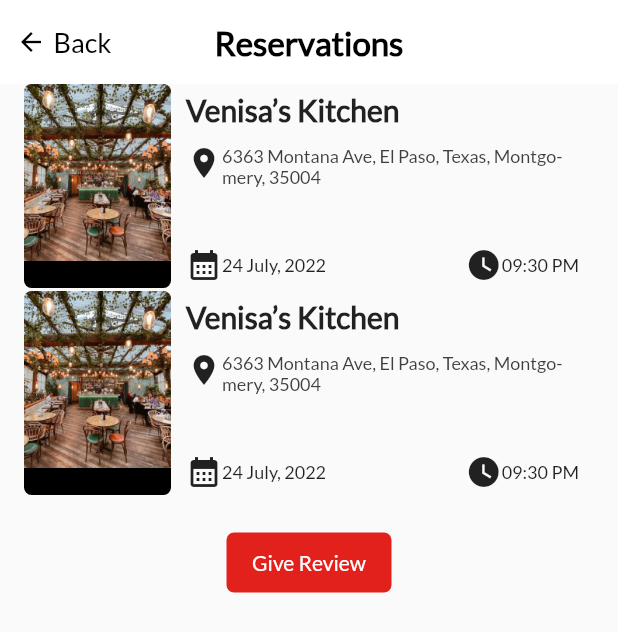
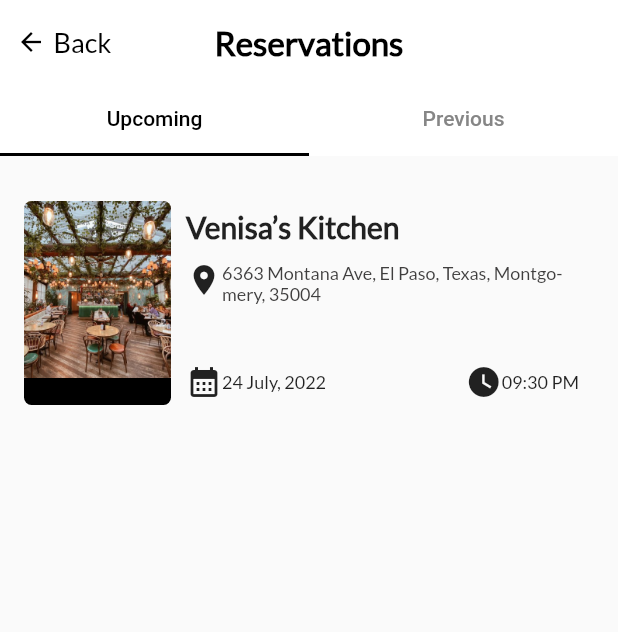
Before and after one commit to anilabansal/TableBooking, a Flutter app: the screen it shows after launch, on a phone screen of 412 x 824 dp. Shown: the top 632 px of the screen. Run offline on Flutter 3.47's test engine with Material 2 defaults, Android fonts, the phone set to English and light mode, and no system bars; our stand-ins replace flutter_rating_bar, flutter_toggle_tab, get, pinput; missing offline and left inert: country_phone_code_picker.

Commit message:
NEW RESERVATION SCREEN

```diff
--- /dev/null
+++ b/lib/controller/reservation/reservation_controller.dart
@@ -0,0 +1,24 @@
+import 'package:flutter/material.dart';
+import 'package:get/get.dart';
+
+class ReservationController extends GetxController
+    with SingleGetTickerProviderMixin {
+  late TabController tabController;
+  final myTabs = [
+    Tab(
+      // child: Container(
+      //   height: 56,
+      //   width: 156,
+      //   color: Colors.black,
+      // ),
+      text: 'Upcoming',
+    ),
+    Tab(text: 'Previous'),
+  ];
+  @override
+  void onInit() {
+    // TODO: implement onInit
+    tabController = TabController(length: 2, vsync: this);
+    super.onInit();
+  }
+}
--- a/lib/view/reservation/reservation_view.dart
+++ b/lib/view/reservation/reservation_view.dart
@@ -1,25 +1,47 @@
+import 'package:booking_table/controller/reservation/reservation_controller.dart';
 import 'package:booking_table/utils/common/common_colors.dart';
 import 'package:booking_table/utils/common/images_string.dart';
 import 'package:booking_table/utils/common/widgets_methods/common_app_bar.dart';
 import 'package:booking_table/utils/common/widgets_methods/common_sized_box.dart';
 import 'package:booking_table/utils/common/widgets_methods/common_text.dart';
 import 'package:flutter/material.dart';
+import 'package:get/get.dart';
 
 class ReservationView extends StatelessWidget {
   const ReservationView({Key? key}) : super(key: key);
 
   @override
   Widget build(BuildContext context) {
+    ReservationController controller = Get.put(ReservationController());
     return Scaffold(
-      appBar: appBarCommon(text: 'Reservations'),
-      body: SafeArea(
-        child: Column(
-          children: const [
+        appBar: appBarCommon(
+            text: 'Reservations',
+            bottom: TabBar(
+              controller: controller.tabController,
+              tabs: controller.myTabs,
+              unselectedLabelColor: textLight868686,
+              labelColor: Colors.black,
+              indicatorColor: Colors.black,
+              overlayColor: MaterialStateProperty.all(Colors.black),
+            )),
+        body: Padding(
+          padding: const EdgeInsets.only(top: 30.0),
+          child: TabBarView(
+            controller: controller.tabController,
+            children: [
               UpComingReservations(),
               PreviousReservations(),
             ],
           ),
-      ),
+        )
+        // SafeArea(
+        //   child: Column(
+        //     children: const [
+        //       UpComingReservations(),
+        //       PreviousReservations(),
+        //     ],
+        //   ),
+        // ),
         );
   }
 }
@@ -36,7 +58,8 @@ class UpComingReservations extends StatelessWidget {
       child: SizedBox(
         height: 138,
         child: Row(
-          // mainAxisAlignment: MainAxisAlignment.spaceBetween,
+          mainAxisAlignment: MainAxisAlignment.spaceBetween,
+          crossAxisAlignment: CrossAxisAlignment.start,
           children: <Widget>[
             Column(
               children: [
@@ -68,6 +91,8 @@ class UpComingReservations extends StatelessWidget {
             Expanded(
               child: Padding(
                 padding: const EdgeInsets.symmetric(horizontal: 10.0),
+                child: SizedBox(
+                  height: 138,
                   child: Column(
                     mainAxisAlignment: MainAxisAlignment.spaceAround,
                     crossAxisAlignment: CrossAxisAlignment.start,
@@ -127,6 +152,7 @@ class UpComingReservations extends StatelessWidget {
                   ),
                 ),
               ),
+            ),
           ],
         ),
       ),
@@ -141,6 +167,9 @@ class PreviousReservations extends StatelessWidget {
 
   @override
   Widget build(BuildContext context) {
+    return ListView.builder(
+        itemCount: 5,
+        itemBuilder: (context, index) {
           return Padding(
             padding: const EdgeInsets.symmetric(horizontal: 16.0),
             child: Column(
@@ -170,10 +199,19 @@ class PreviousReservations extends StatelessWidget {
                               color: Colors.black,
                               borderRadius: BorderRadius.only(
                                 bottomLeft: Radius.circular(5),
-                            bottomRight: Radius.circular(5)),
+                                bottomRight: Radius.circular(5),
+                              ),
                             ),
                             height: 18,
                             width: 98,
+                            alignment: Alignment.center,
+                            child: CommonText(
+                              text: 'Full Service',
+                              fontSize: 10,
+                              fontWeight: FontWeight.w400,
+                              color: Colors.white,
+                              textAlign: TextAlign.center,
+                            ),
                           ),
                         ],
                       ),
@@ -211,7 +249,8 @@ class PreviousReservations extends StatelessWidget {
                                 height: 18,
                               ),
                               Row(
-                          mainAxisAlignment: MainAxisAlignment.spaceBetween,
+                                mainAxisAlignment:
+                                    MainAxisAlignment.spaceBetween,
                                 children: [
                                   Row(
                                     children: <Widget>[
@@ -261,5 +300,6 @@ class PreviousReservations extends StatelessWidget {
               ],
             ),
           );
+        });
   }
 }
```
Lines whose indentation alone changed are shown as unchanged.
